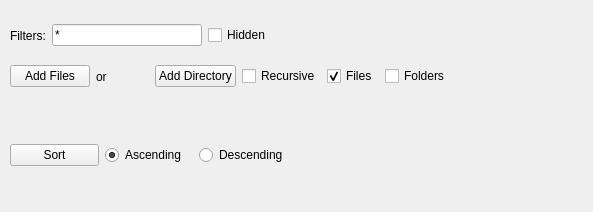
Above: src/selectionform.ui from metamorphose/metamorphose3 before the change. Below: the same form after it.
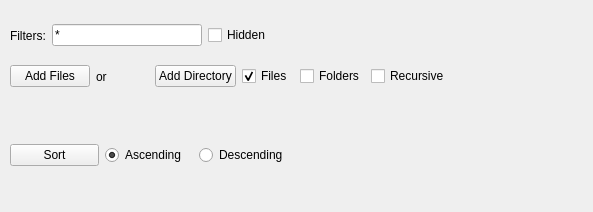
That is the form after the change.

```diff
--- a/src/selectionform.ui
+++ b/src/selectionform.ui
@@ -89,13 +89,6 @@
       </property>
      </widget>
     </item>
-    <item>
-     <widget class="QCheckBox" name="addRecursive">
-      <property name="text">
-       <string>Recursive</string>
-      </property>
-     </widget>
-    </item>
     <item>
      <widget class="QCheckBox" name="filterIncludeFiles">
       <property name="enabled">
@@ -122,6 +115,13 @@
       </property>
      </widget>
     </item>
+    <item>
+     <widget class="QCheckBox" name="addRecursive">
+      <property name="text">
+       <string>Recursive</string>
+      </property>
+     </widget>
+    </item>
    </layout>
   </widget>
   <widget class="QWidget" name="horizontalLayoutWidget_3">
```
Left out of the diff: 9 changed lines with no effect on the pictures.
